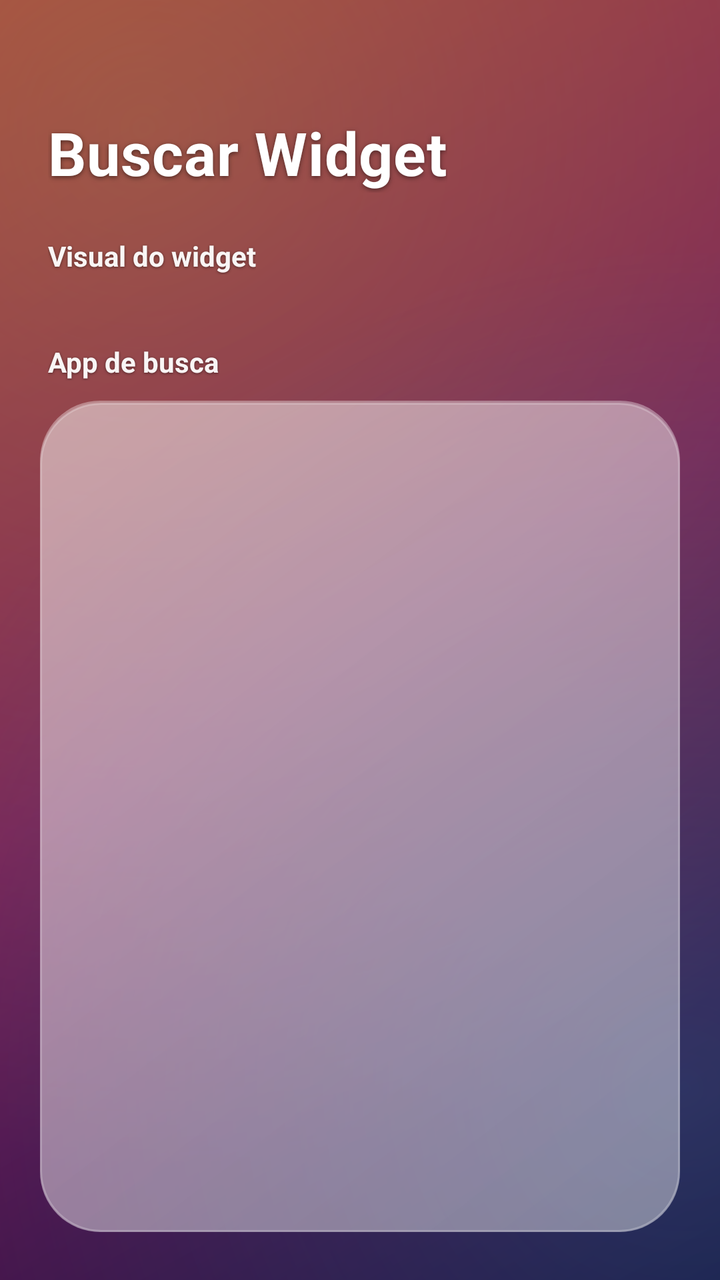
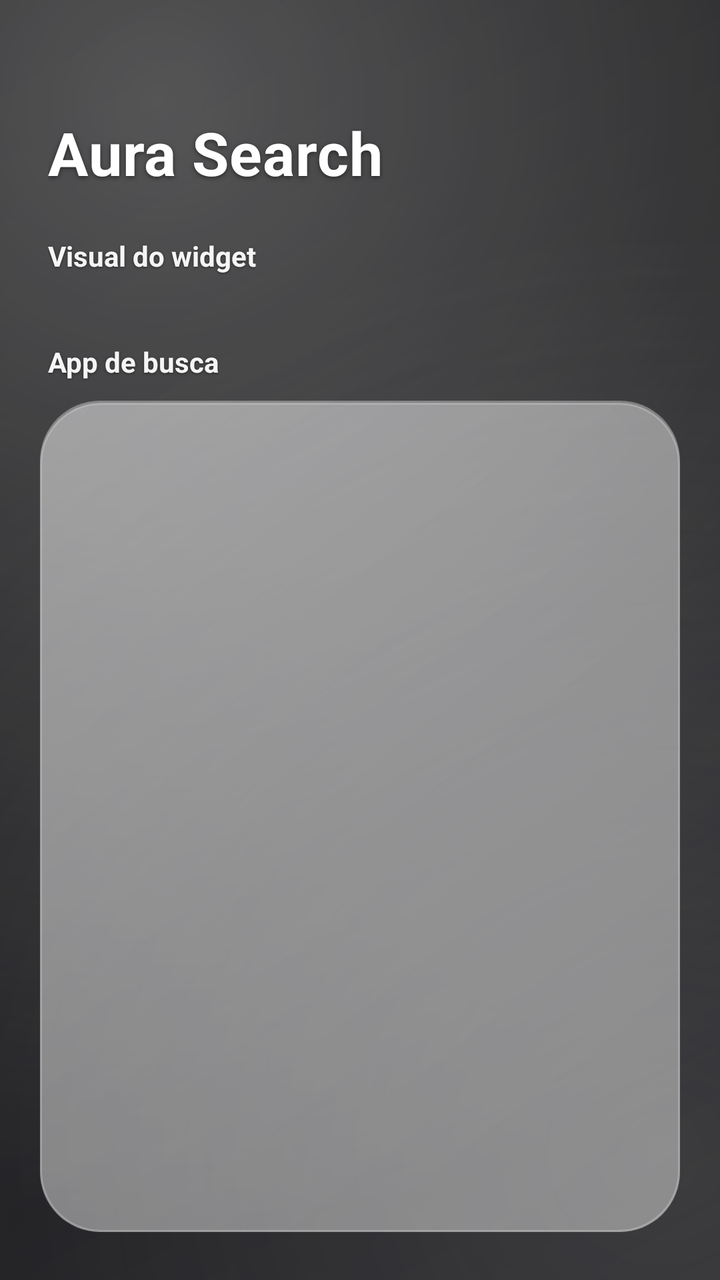

Before-and-after screenshots of an Android layout around one commit, followed by the original layout XML and the change that was made.
<!-- AndroidManifest.xml: activity theme Theme.BuscarWidget.Glass -->
<!-- res/layout/activity_app_picker.xml -->
<?xml version="1.0" encoding="utf-8"?>
<FrameLayout xmlns:android="http://schemas.android.com/apk/res/android"
    android:id="@+id/root"
    android:layout_width="match_parent"
    android:layout_height="match_parent">

    <View
        android:id="@+id/blur_backdrop"
        android:layout_width="match_parent"
        android:layout_height="match_parent"
        android:background="@drawable/bg_gradient_wallpaper" />

    
    <View
        android:layout_width="match_parent"
        android:layout_height="match_parent"
        android:background="#59000000" />

    <LinearLayout
        android:id="@+id/content"
        android:layout_width="match_parent"
        android:layout_height="match_parent"
        android:orientation="vertical"
        android:paddingStart="20dp"
        android:paddingTop="56dp"
        android:paddingEnd="20dp"
        android:paddingBottom="24dp">

        <TextView
            android:id="@+id/title"
            android:layout_width="wrap_content"
            android:layout_height="wrap_content"
            android:layout_marginStart="4dp"
            android:letterSpacing="0.01"
            android:shadowColor="#80000000"
            android:shadowDx="0"
            android:shadowDy="2"
            android:shadowRadius="6"
            android:text="@string/app_name"
            android:textColor="#FFFFFFFF"
            android:textSize="30sp"
            android:textStyle="bold" />

        
        <TextView
            android:id="@+id/style_header"
            android:layout_width="wrap_content"
            android:layout_height="wrap_content"
            android:layout_marginStart="4dp"
            android:layout_marginTop="22dp"
            android:layout_marginBottom="10dp"
            android:alpha="0.95"
            android:shadowColor="#80000000"
            android:shadowDx="0"
            android:shadowDy="1"
            android:shadowRadius="3"
            android:text="@string/section_style"
            android:textColor="#FFFFFFFF"
            android:textSize="14sp"
            android:textStyle="bold" />

        <HorizontalScrollView
            android:id="@+id/style_scroll"
            android:layout_width="match_parent"
            android:layout_height="wrap_content"
            android:clipToPadding="false"
            android:scrollbars="none">

            <LinearLayout
                android:id="@+id/style_row"
                android:layout_width="wrap_content"
                android:layout_height="wrap_content"
                android:orientation="horizontal"
                android:paddingStart="4dp"
                android:paddingEnd="4dp" />
        </HorizontalScrollView>

        
        <TextView
            android:id="@+id/app_header"
            android:layout_width="wrap_content"
            android:layout_height="wrap_content"
            android:layout_marginStart="4dp"
            android:layout_marginTop="24dp"
            android:layout_marginBottom="10dp"
            android:alpha="0.95"
            android:shadowColor="#80000000"
            android:shadowDx="0"
            android:shadowDy="1"
            android:shadowRadius="3"
            android:text="@string/section_app"
            android:textColor="#FFFFFFFF"
            android:textSize="14sp"
            android:textStyle="bold" />

        <FrameLayout
            android:id="@+id/list_panel"
            android:layout_width="match_parent"
            android:layout_height="0dp"
            android:layout_weight="1"
            android:background="@drawable/glass_panel"
            android:padding="10dp">

            <androidx.recyclerview.widget.RecyclerView
                android:id="@+id/app_list"
                android:layout_width="match_parent"
                android:layout_height="match_parent"
                android:clipToPadding="false"
                android:overScrollMode="never"
                android:paddingTop="2dp"
                android:paddingBottom="6dp"
                android:scrollbars="none" />

            <TextView
                android:id="@+id/empty_view"
                android:layout_width="wrap_content"
                android:layout_height="wrap_content"
                android:layout_gravity="center"
                android:gravity="center"
                android:padding="24dp"
                android:text="@string/picker_empty"
                android:textColor="#FFFFFFFF"
                android:textSize="15sp"
                android:visibility="gone" />
        </FrameLayout>

    </LinearLayout>
</FrameLayout>
<!-- resources referenced by this layout -->
<resources>
  <!-- drawable bg_gradient_wallpaper (drawable) -->
  <?xml version="1.0" encoding="utf-8"?>
  <layer-list xmlns:android="http://schemas.android.com/apk/res/android">
      <item>
          <shape android:shape="rectangle">
              <gradient
                  android:angle="135"
                  android:startColor="#FF2B1055"
                  android:centerColor="#FFB5268A"
                  android:endColor="#FFFF5E62"
                  android:type="linear" />
          </shape>
      </item>
      
      <item>
          <shape android:shape="rectangle">
              <gradient
                  android:type="radial"
                  android:gradientRadius="520dp"
                  android:centerX="0.2"
                  android:centerY="0.1"
                  android:startColor="#66FFD36E"
                  android:endColor="#00FFD36E" />
          </shape>
      </item>
      <item>
          <shape android:shape="rectangle">
              <gradient
                  android:type="radial"
                  android:gradientRadius="420dp"
                  android:centerX="0.95"
                  android:centerY="0.85"
                  android:startColor="#553AC0FF"
                  android:endColor="#003AC0FF" />
          </shape>
      </item>
  </layer-list>
  <!-- drawable glass_panel (drawable) -->
  <?xml version="1.0" encoding="utf-8"?>
  <layer-list xmlns:android="http://schemas.android.com/apk/res/android">
      
      <item>
          <shape android:shape="rectangle">
              <corners android:radius="30dp" />
              <solid android:color="#59FFFFFF" />
          </shape>
      </item>
      
      <item android:top="1dp">
          <shape android:shape="rectangle">
              <corners android:radius="30dp" />
              <gradient
                  android:angle="315"
                  android:startColor="#3DFFFFFF"
                  android:centerColor="#26FFFFFF"
                  android:endColor="#1AFFFFFF"
                  android:type="linear" />
              <stroke android:width="1dp" android:color="#3DFFFFFF" />
          </shape>
      </item>
  </layer-list>
  <string name="app_name">Buscar Widget</string>
  <string name="picker_empty">Nenhum navegador ou app de busca encontrado neste aparelho.</string>
  <string name="section_app">App de busca</string>
  <string name="section_style">Visual do widget</string>
  <style name="Theme.BuscarWidget.Glass" parent="Theme.AppCompat.NoActionBar">
          <item name="android:statusBarColor">@android:color/transparent</item>
          <item name="android:navigationBarColor">@android:color/transparent</item>
          <item name="android:windowTranslucentStatus">true</item>
          <item name="android:windowBackground">@drawable/bg_gradient_wallpaper</item>
      </style>
</resources>

<!-- the commit's change to res/layout/activity_app_picker.xml (unified diff, before → after) -->
@@ -14,7 +14,7 @@
     <View
         android:layout_width="match_parent"
         android:layout_height="match_parent"
-        android:background="#59000000" />
+        android:background="#26000000" />
 
     <LinearLayout
         android:id="@+id/content"
<!-- resource entries referenced after the edit -->
@@ -3,13 +3,14 @@
   <!-- drawable bg_gradient_wallpaper (drawable) -->
   <?xml version="1.0" encoding="utf-8"?>
   <layer-list xmlns:android="http://schemas.android.com/apk/res/android">
+      
       <item>
           <shape android:shape="rectangle">
               <gradient
                   android:angle="135"
-                  android:startColor="#FF2B1055"
-                  android:centerColor="#FFB5268A"
-                  android:endColor="#FFFF5E62"
+                  android:startColor="#FF2A2A2E"
+                  android:centerColor="#FF1A1A1D"
+                  android:endColor="#FF0D0D0F"
                   android:type="linear" />
           </shape>
       </item>
@@ -18,22 +19,23 @@
           <shape android:shape="rectangle">
               <gradient
                   android:type="radial"
-                  android:gradientRadius="520dp"
-                  android:centerX="0.2"
-                  android:centerY="0.1"
-                  android:startColor="#66FFD36E"
-                  android:endColor="#00FFD36E" />
+                  android:gradientRadius="560dp"
+                  android:centerX="0.22"
+                  android:centerY="0.08"
+                  android:startColor="#59FFFFFF"
+                  android:endColor="#00FFFFFF" />
           </shape>
       </item>
+      
       <item>
           <shape android:shape="rectangle">
               <gradient
                   android:type="radial"
-                  android:gradientRadius="420dp"
-                  android:centerX="0.95"
-                  android:centerY="0.85"
-                  android:startColor="#553AC0FF"
-                  android:endColor="#003AC0FF" />
+                  android:gradientRadius="460dp"
+                  android:centerX="0.92"
+                  android:centerY="0.9"
+                  android:startColor="#33BFBFBF"
+                  android:endColor="#00BFBFBF" />
           </shape>
       </item>
   </layer-list>
@@ -61,7 +63,7 @@
           </shape>
       </item>
   </layer-list>
-  <string name="app_name">Buscar Widget</string>
+  <string name="app_name">Aura Search</string>
   <string name="picker_empty">Nenhum navegador ou app de busca encontrado neste aparelho.</string>
   <string name="section_app">App de busca</string>
   <string name="section_style">Visual do widget</string>
@@ -70,6 +72,12 @@
           <item name="android:navigationBarColor">@android:color/transparent</item>
           <item name="android:windowTranslucentStatus">true</item>
           <item name="android:windowBackground">@drawable/bg_gradient_wallpaper</item>
+          
+          <item name="android:windowAnimationStyle">@style/WindowAnim.IOS</item>
+      </style>
+  <style name="WindowAnim.IOS" parent="@android:style/Animation.Activity">
+          <item name="android:activityOpenEnterAnimation">@anim/ios_activity_open</item>
+          <item name="android:activityCloseExitAnimation">@anim/ios_activity_close</item>
       </style>
 </resources>
 
